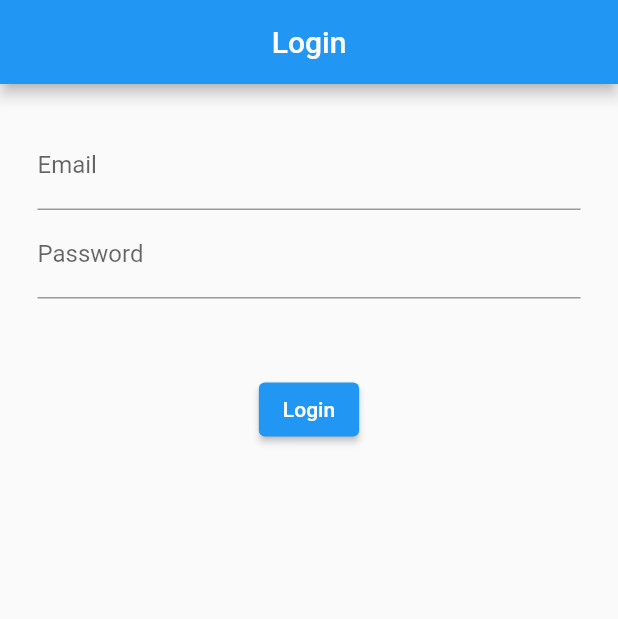
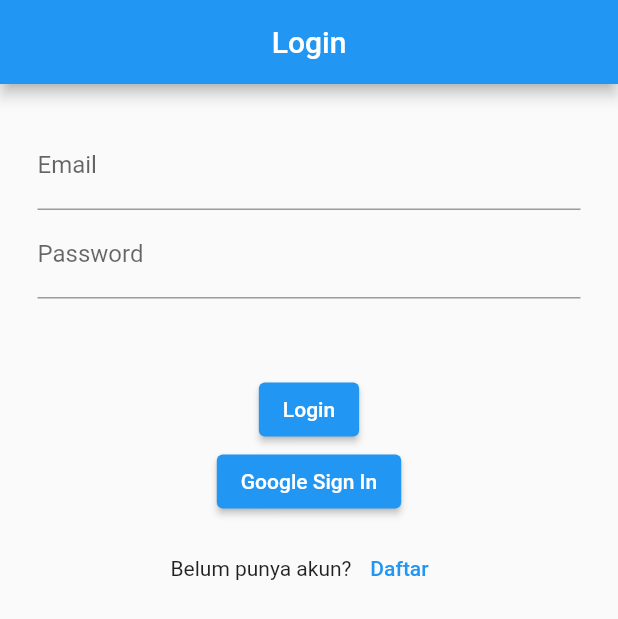
Before and after one commit to restuindrawan/Flutter-Firebase, a Flutter app: the screen it shows after launch, after a tap on "Login", on a phone screen of 412 x 824 dp. Shown: the top 619 px of the screen. Run offline on Flutter 3.47's test engine with Material 2 defaults, Android fonts, the phone set to English and light mode, and no system bars; our stand-ins replace firebase_auth, firebase_core, get, google_sign_in; accounts and stored records are empty; network calls fail.

Commit message:
Update login_view.dart

```diff
--- a/flutter_firebase/lib/app/modules/login/views/login_view.dart
+++ b/flutter_firebase/lib/app/modules/login/views/login_view.dart
@@ -1,14 +1,12 @@
 import 'package:flutter/material.dart';
 import 'package:flutter_firebase/app/controllers/auth_controller.dart';
+import 'package:flutter_firebase/app/routes/app_pages.dart';
 
 import 'package:get/get.dart';
 
 import '../controllers/login_controller.dart';
 
 class LoginView extends GetView<LoginController> {
-  final emailController = TextEditingController();
-  final passController = TextEditingController();
-
   final authController = Get.find<AuthController>();
 
   @override
@@ -23,20 +21,38 @@ class LoginView extends GetView<LoginController> {
         child: Column(
           children: [
             TextField(
-                controller: emailController,
+              controller: controller.emailController,
               decoration: InputDecoration(labelText: "Email"),
             ),
             TextField(
-                controller: passController,
+              controller: controller.passController,
               decoration: InputDecoration(labelText: "Password"),
             ),
             SizedBox(height: 50),
             ElevatedButton(
               onPressed: () => authController.signIn(
-                      emailController.text, passController.text),
-                  child: Text("Login")),
+                  controller.emailController.text,
+                  controller.passController.text),
+              child: Text("Login"),
+            ),
+            ElevatedButton(
+              onPressed: () => authController.signInWithGoogle(),
+              child: Text("Google Sign In"),
+            ),
+            SizedBox(height: 10),
+            Row(
+              mainAxisAlignment: MainAxisAlignment.center,
+              children: [
+                Text("Belum punya akun?"),
+                TextButton(
+                  onPressed: () => Get.toNamed(Routes.SIGNUP),
+                  child: Text("Daftar"),
+                ),
+              ],
+            )
           ],
         ),
-        ));
+      ),
+    );
   }
 }
```
Lines whose indentation alone changed are shown as unchanged.
